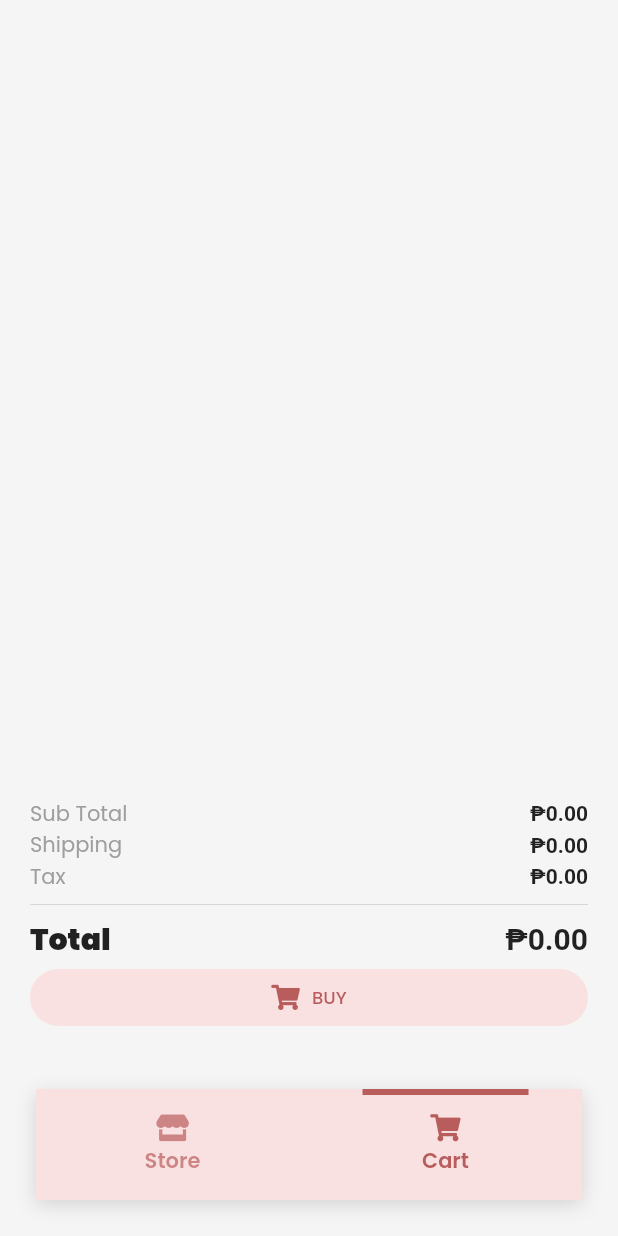
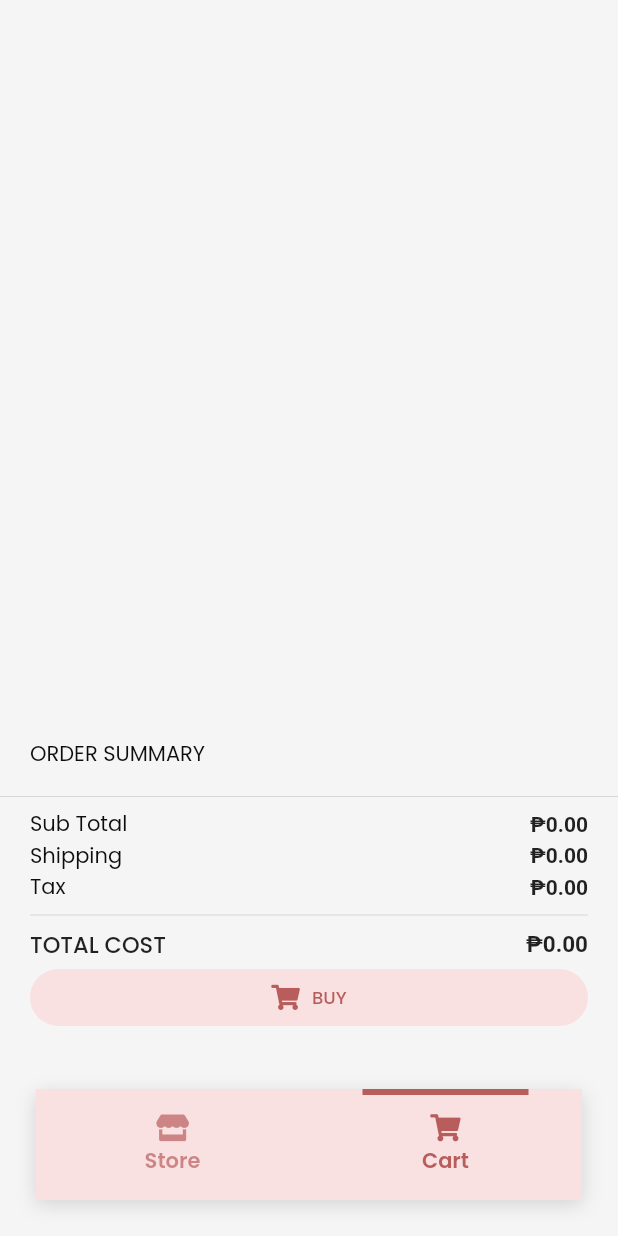
Before and after one commit to Kapatid/mobile_seoul_soul, a Flutter app: the screen it shows after launch, tab 2 chosen, on a phone screen of 412 x 824 dp. Run offline on Flutter 3.47's test engine with Material 2 defaults, Android fonts, the light colour scheme and no system bars; our stand-ins replace auto_size_text, cached_network_image, font_awesome_flutter, google_fonts, page_transition, shared_preferences and 1 more; network calls fail.

Commit message:
commit on Cart-page

```diff
--- a/lib/pages/cart_page.dart
+++ b/lib/pages/cart_page.dart
@@ -102,7 +102,13 @@ class _CartPageState extends State<CartPage> {
                               ]));
                 }),
           )),
-          const Spacer(),
+          Container(
+            margin: const EdgeInsets.only(bottom: 10, left: 20, right: 20),
+            alignment: Alignment.centerLeft,
+            child: const Text("ORDER SUMMARY", style:TextStyle(color: Color.fromARGB(255, 14, 13, 13)),),
+          ),
+
+          const Divider(),
           Container(
             margin: const EdgeInsets.only(bottom: 120, left: 20, right: 20),
             child: Column(
@@ -113,7 +119,7 @@ class _CartPageState extends State<CartPage> {
                     mainAxisAlignment: MainAxisAlignment.spaceBetween,
                     children: [
                       const Text("Sub Total",
-                          style: TextStyle(color: Colors.grey)),
+                          style: TextStyle(color: Color.fromARGB(255, 14, 13, 13))),
                       Text(
                         _fc.format(_cart.isNotEmpty ? _subTotal : 0),
                         style: const TextStyle(
@@ -128,7 +134,7 @@ class _CartPageState extends State<CartPage> {
                     mainAxisAlignment: MainAxisAlignment.spaceBetween,
                     children: [
                       const Text("Shipping",
-                          style: TextStyle(color: Colors.grey)),
+                          style: TextStyle(color: Color.fromARGB(255, 14, 13, 13))),
                       Text(
                         _fc.format(_cart.isNotEmpty ? _shipping : 0),
                         style: const TextStyle(
@@ -142,7 +148,7 @@ class _CartPageState extends State<CartPage> {
                   child: Row(
                     mainAxisAlignment: MainAxisAlignment.spaceBetween,
                     children: [
-                      const Text("Tax", style: TextStyle(color: Colors.grey)),
+                      const Text("Tax", style: TextStyle(color: Color.fromARGB(255, 14, 13, 13))),
                       Text(
                         _fc.format(_cart.isNotEmpty ? _tax : 0),
                         style: const TextStyle(
@@ -158,16 +164,16 @@ class _CartPageState extends State<CartPage> {
                     mainAxisAlignment: MainAxisAlignment.spaceBetween,
                     children: [
                       const Text(
-                        "Total",
+                        "TOTAL COST",
                         style: TextStyle(
-                            fontSize: 20, fontWeight: FontWeight.w900),
+                            fontSize: 15, fontWeight: FontWeight.w500),
                       ),
                       Text(
                         _fc.format(_cart.isNotEmpty
                             ? _subTotal + _shipping + _tax
                             : 0),
                         style: const TextStyle(
-                            fontSize: 20,
+                            fontSize: 15,
                             fontFamily: "Roboto",
                             fontWeight: FontWeight.bold),
                       )
```
